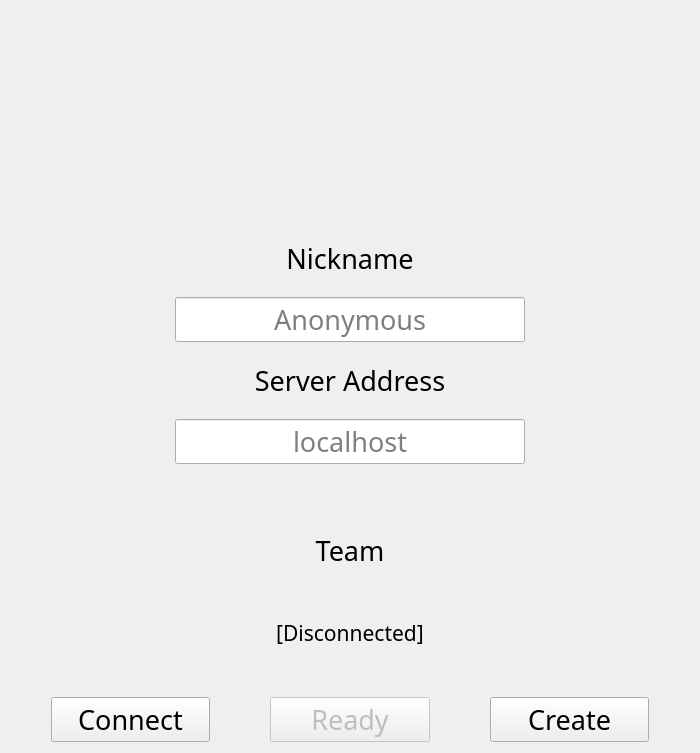
First picture: the form in src/startWindow/startWindow.ui, repository Generals-OI/Generals.OI, before the edit.
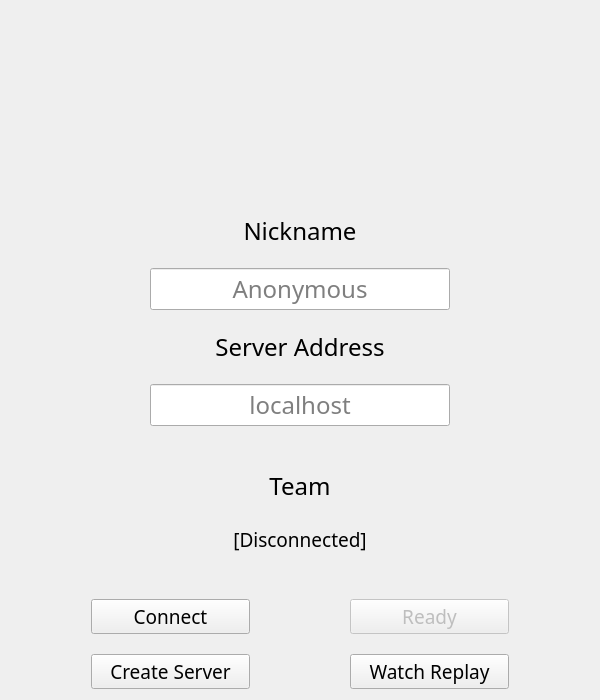
Second picture: the form after the edit. Icons and pictures are not drawn.

Commit message: feat: improve UI and add a button to StartWindow

```diff
--- a/src/startWindow/startWindow.ui
+++ b/src/startWindow/startWindow.ui
@@ -6,20 +6,20 @@
    <rect>
     <x>0</x>
     <y>0</y>
-    <width>700</width>
-    <height>753</height>
+    <width>600</width>
+    <height>700</height>
    </rect>
   </property>
   <property name="minimumSize">
    <size>
-    <width>700</width>
+    <width>500</width>
     <height>0</height>
    </size>
   </property>
   <property name="font">
    <font>
     <family>Quicksand Regular</family>
-    <pointsize>20</pointsize>
+    <pointsize>18</pointsize>
     <stylestrategy>PreferAntialias</stylestrategy>
    </font>
   </property>
@@ -116,7 +116,7 @@
        </property>
        <property name="sizeHint" stdset="0">
         <size>
-         <width>40</width>
+         <width>50</width>
          <height>20</height>
         </size>
        </property>
@@ -136,21 +136,21 @@
        <item>
         <widget class="QLabel" name="lbNickName">
          <property name="sizePolicy">
-          <sizepolicy hsizetype="Preferred" vsizetype="Preferred">
+          <sizepolicy hsizetype="Expanding" vsizetype="Preferred">
            <horstretch>10</horstretch>
            <verstretch>0</verstretch>
           </sizepolicy>
          </property>
          <property name="minimumSize">
           <size>
-           <width>350</width>
+           <width>0</width>
            <height>0</height>
           </size>
          </property>
          <property name="font">
           <font>
            <family>Quicksand Bold</family>
-           <pointsize>20</pointsize>
+           <pointsize>18</pointsize>
            <stylestrategy>PreferAntialias</stylestrategy>
           </font>
          </property>
@@ -172,14 +172,14 @@
          </property>
          <property name="minimumSize">
           <size>
-           <width>350</width>
+           <width>300</width>
            <height>0</height>
           </size>
          </property>
          <property name="font">
           <font>
            <family>Quicksand Medium</family>
-           <pointsize>20</pointsize>
+           <pointsize>18</pointsize>
            <stylestrategy>PreferAntialias</stylestrategy>
           </font>
          </property>
@@ -206,21 +206,21 @@
        <item>
         <widget class="QLabel" name="lbServerAddress">
          <property name="sizePolicy">
-          <sizepolicy hsizetype="Preferred" vsizetype="Preferred">
+          <sizepolicy hsizetype="Expanding" vsizetype="Preferred">
            <horstretch>10</horstretch>
            <verstretch>0</verstretch>
           </sizepolicy>
          </property>
          <property name="minimumSize">
           <size>
-           <width>350</width>
+           <width>0</width>
            <height>0</height>
           </size>
          </property>
          <property name="font">
           <font>
            <family>Quicksand Bold</family>
-           <pointsize>20</pointsize>
+           <pointsize>18</pointsize>
            <stylestrategy>PreferAntialias</stylestrategy>
           </font>
          </property>
@@ -242,14 +242,14 @@
          </property>
          <property name="minimumSize">
           <size>
-           <width>350</width>
+           <width>300</width>
            <height>0</height>
           </size>
          </property>
          <property name="font">
           <font>
            <family>Quicksand Medium</family>
-           <pointsize>20</pointsize>
+           <pointsize>18</pointsize>
            <stylestrategy>PreferAntialias</stylestrategy>
           </font>
          </property>
@@ -276,7 +276,7 @@
        </property>
        <property name="sizeHint" stdset="0">
         <size>
-         <width>40</width>
+         <width>50</width>
          <height>20</height>
         </size>
        </property>
@@ -307,7 +307,7 @@
        <property name="font">
         <font>
          <family>Quicksand Bold</family>
-         <pointsize>20</pointsize>
+         <pointsize>18</pointsize>
          <stylestrategy>PreferAntialias</stylestrategy>
         </font>
        </property>
@@ -350,7 +350,7 @@
        <property name="font">
         <font>
          <family>Quicksand Regular</family>
-         <pointsize>16</pointsize>
+         <pointsize>14</pointsize>
          <stylestrategy>PreferAntialias</stylestrategy>
         </font>
        </property>
@@ -364,35 +364,42 @@
       </widget>
      </item>
      <item>
-      <layout class="QHBoxLayout" name="hlButton">
-       <property name="spacing">
-        <number>20</number>
-       </property>
-       <item>
-        <spacer name="hsButton1">
-         <property name="orientation">
-          <enum>Qt::Horizontal</enum>
+      <layout class="QGridLayout" name="glButtons">
+       <item row="1" column="1">
+        <widget class="QPushButton" name="pbCreateServer">
+         <property name="sizePolicy">
+          <sizepolicy hsizetype="Expanding" vsizetype="Preferred">
+           <horstretch>5</horstretch>
+           <verstretch>0</verstretch>
+          </sizepolicy>
          </property>
-         <property name="sizeHint" stdset="0">
-          <size>
-           <width>40</width>
-           <height>20</height>
-          </size>
+         <property name="font">
+          <font>
+           <family>Quicksand Regular</family>
+           <pointsize>14</pointsize>
+           <stylestrategy>PreferAntialias</stylestrategy>
+          </font>
          </property>
-        </spacer>
+         <property name="whatsThis">
+          <string>Create game server</string>
+         </property>
+         <property name="text">
+          <string>Create Server</string>
+         </property>
+        </widget>
        </item>
-       <item>
+       <item row="0" column="1">
         <widget class="QPushButton" name="pbConnect">
          <property name="sizePolicy">
           <sizepolicy hsizetype="Expanding" vsizetype="Preferred">
-           <horstretch>30</horstretch>
-           <verstretch>20</verstretch>
+           <horstretch>5</horstretch>
+           <verstretch>0</verstretch>
           </sizepolicy>
          </property>
          <property name="font">
           <font>
            <family>Quicksand Regular</family>
-           <pointsize>20</pointsize>
+           <pointsize>14</pointsize>
            <stylestrategy>PreferAntialias</stylestrategy>
           </font>
          </property>
@@ -404,34 +411,47 @@
          </property>
         </widget>
        </item>
-       <item>
+       <item row="0" column="2">
         <spacer name="hsButton2">
          <property name="orientation">
           <enum>Qt::Horizontal</enum>
          </property>
          <property name="sizeHint" stdset="0">
           <size>
-           <width>40</width>
+           <width>80</width>
            <height>20</height>
           </size>
          </property>
         </spacer>
        </item>
-       <item>
+       <item row="0" column="0">
+        <spacer name="hsButton1">
+         <property name="orientation">
+          <enum>Qt::Horizontal</enum>
+         </property>
+         <property name="sizeHint" stdset="0">
+          <size>
+           <width>80</width>
+           <height>20</height>
+          </size>
+         </property>
+        </spacer>
+       </item>
+       <item row="0" column="3">
         <widget class="QPushButton" name="pbReady">
          <property name="enabled">
           <bool>false</bool>
          </property>
          <property name="sizePolicy">
           <sizepolicy hsizetype="Expanding" vsizetype="Preferred">
-           <horstretch>30</horstretch>
-           <verstretch>20</verstretch>
+           <horstretch>5</horstretch>
+           <verstretch>0</verstretch>
           </sizepolicy>
          </property>
          <property name="font">
           <font>
            <family>Quicksand Regular</family>
-           <pointsize>20</pointsize>
+           <pointsize>14</pointsize>
            <stylestrategy>PreferAntialias</stylestrategy>
           </font>
          </property>
@@ -443,31 +463,31 @@
          </property>
         </widget>
        </item>
-       <item>
+       <item row="0" column="4">
         <spacer name="hsButton3">
          <property name="orientation">
           <enum>Qt::Horizontal</enum>
          </property>
          <property name="sizeHint" stdset="0">
           <size>
-           <width>40</width>
+           <width>80</width>
            <height>20</height>
           </size>
          </property>
         </spacer>
        </item>
-       <item>
-        <widget class="QPushButton" name="pbCreateServer">
+       <item row="1" column="3">
+        <widget class="QPushButton" name="pbWatchReplay">
          <property name="sizePolicy">
-          <sizepolicy hsizetype="Expanding" vsizetype="Preferred">
-           <horstretch>30</horstretch>
-           <verstretch>20</verstretch>
+          <sizepolicy hsizetype="Minimum" vsizetype="Fixed">
+           <horstretch>5</horstretch>
+           <verstretch>0</verstretch>
           </sizepolicy>
          </property>
          <property name="font">
           <font>
            <family>Quicksand Regular</family>
-           <pointsize>20</pointsize>
+           <pointsize>14</pointsize>
            <stylestrategy>PreferAntialias</stylestrategy>
           </font>
          </property>
@@ -475,23 +495,10 @@
           <string>Create game server</string>
          </property>
          <property name="text">
-          <string>Create</string>
+          <string>Watch Replay</string>
          </property>
         </widget>
        </item>
-       <item>
-        <spacer name="hsButton4">
-         <property name="orientation">
-          <enum>Qt::Horizontal</enum>
-         </property>
-         <property name="sizeHint" stdset="0">
-          <size>
-           <width>40</width>
-           <height>20</height>
-          </size>
-         </property>
-        </spacer>
-       </item>
       </layout>
      </item>
     </layout>
```
Left out of the diff: 3 changed lines with no effect on the pictures. The commit also changes 4 other files.
